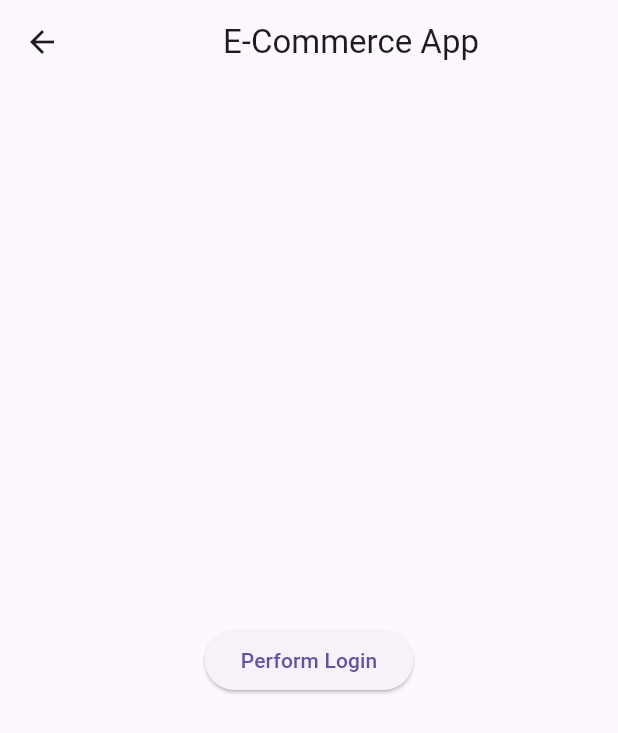
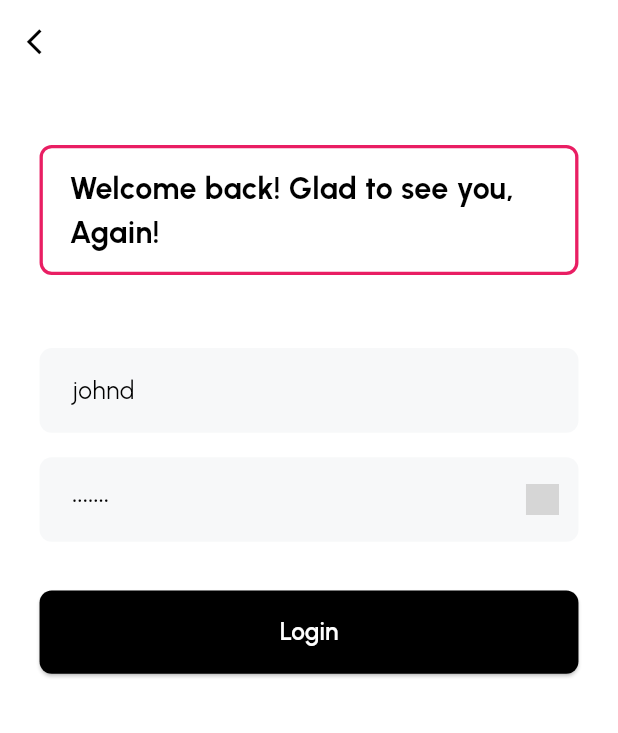
Before and after one commit to VitaliiKharlan/e-commerce-app, a Flutter app: the LoginScreen screen opened by its route, on a phone screen of 412 x 824 dp. Shown: the top 733 px of the screen. Run offline on Flutter 3.47's test engine with Material 3 defaults, Android fonts, the phone set to English and light mode, and no system bars; our stand-ins replace auto_route, dio, equatable, flutter_bloc, flutter_screenutil, flutter_svg and 4 more; generated files the repository leaves out were written again; grey boxes are pictures that could not be loaded.

Commit message:
add LoginScreen, navigation

```diff
--- a/lib/core/theme/app_svg_icons.dart
+++ b/lib/core/theme/app_svg_icons.dart
@@ -3,6 +3,16 @@ abstract class AppSvgIcons {
 
   static const _basePath = 'assets/svg_icons/';
 
-  /// images for WelcomeScreen
+  /// icons for WelcomeScreen
   static const branding = '${_basePath}branding.svg';
+  static const invisible = '${_basePath}invisible.svg';
+
+  /// icons for NavigationBar
+  static const bottomNavigationBarHome =
+      '${_basePath}bottom_navigation_bar_home.svg';
+  static const bottomNavigationBarWishlist =
+      '${_basePath}bottom_navigation_bar_wishlist.svg';
+  static const bottomNavigationBarCart =
+      '${_basePath}bottom_navigation_bar_cart.svg';
+
 }
--- a/lib/features/auth/view/login_screen.dart
+++ b/lib/features/auth/view/login_screen.dart
@@ -3,12 +3,17 @@ import 'package:e_commerce_app/features/auth/bloc/auth_bloc.dart';
 
 import 'package:flutter/material.dart';
 import 'package:flutter_bloc/flutter_bloc.dart';
+import 'package:flutter_screenutil/flutter_screenutil.dart';
 
-import '../../../core/di/locator.dart';
-import '../../../core/logger/i_logger_service.dart';
-import '../bloc/auth_event.dart';
+
+import '../../../core/router/router.dart';
 import '../bloc/auth_state.dart';
-import '../repository/i_auth_repository.dart';
+
+import '../widgets/login_button_widget.dart';
+import '../widgets/login_loading_overlay.dart';
+import '../widgets/login_password_field_widget.dart';
+import '../widgets/login_username_field_widget.dart';
+import '../widgets/login_welcome_header.dart';
 
 @RoutePage()
 class LoginScreen extends StatefulWidget {
@@ -25,6 +30,7 @@ class _LoginScreenState extends State<LoginScreen> {
   final TextEditingController passwordController = TextEditingController(
     text: 'm38rmF\$',
   );
+  bool _isPasswordVisible = false;
 
   @override
   void dispose() {
@@ -35,72 +41,73 @@ class _LoginScreenState extends State<LoginScreen> {
 
   @override
   Widget build(BuildContext context) {
-    return BlocProvider<AuthBloc>(
-      create: (_) => AuthBloc(sl<IAuthRepository>(), sl<ILoggerService>()),
-      child: Scaffold(
-        appBar: AppBar(title: Center(child: Text('E-Commerce App'))),
-        body: Center(
-          child: BlocBuilder<AuthBloc, AuthState>(
-            builder: (context, state) {
-              return state.when(
-                initial:
-                    () => ElevatedButton(
-                  onPressed: () {
-                    context.read<AuthBloc>().add(
-                      LoginRequestedEvent(
-                        usernameController.text,
-                        passwordController.text,
+    return Scaffold(
+      backgroundColor: Colors.white,
+      appBar: AppBar(
+        backgroundColor: Colors.white,
+        elevation: 0,
+        leading: IconButton(
+          icon: Icon(Icons.arrow_back_ios, color: Colors.black, size: 20.sp),
+          onPressed: () => context.router.pop(),
+        ),
+      ),
+      body: SafeArea(
+        child: Stack(
+          children: [
+            Padding(
+              padding: EdgeInsets.symmetric(horizontal: 24.w),
+              child: Column(
+                crossAxisAlignment: CrossAxisAlignment.start,
+                children: [
+                  SizedBox(height: 40.h),
+                  const LoginWelcomeHeaderWidget(),
+                  SizedBox(height: 48.h),
+                  LoginUsernameFieldWidget(controller: usernameController),
+                  SizedBox(height: 16.h),
+                  LoginPasswordFieldWidget(
+                    controller: passwordController,
+                    isPasswordVisible: _isPasswordVisible,
+                    onToggleVisibility:
+                        () => setState(
+                          () => _isPasswordVisible = !_isPasswordVisible,
+                        ),
+                  ),
+                  SizedBox(height: 32.h),
+                  LoginButtonWidget(
+                    usernameController: usernameController,
+                    passwordController: passwordController,
+                  ),
+                  const Spacer(),
+                ],
+              ),
+            ),
+            BlocConsumer<AuthBloc, AuthState>(
+              listener: (context, state) {
+                state.when(
+                  initial: () {},
+                  loading: () {},
+                  success:
+                      (token) {
+                        context.router.replace(const MainRoute());
+                      },
+                  failure:
+                      (error) => ScaffoldMessenger.of(context).showSnackBar(
+                        SnackBar(
+                          content: Text('❌ Error: $error'),
+                          backgroundColor: Colors.red,
+                        ),
                       ),
-                    );
-                  },
-                  child: const Text('Perform Login'),
-                ),
-                loading: () => const CircularProgressIndicator(),
-                success:
-                    (token) => Column(
-                  mainAxisSize: MainAxisSize.min,
-                  children: [
-                    const Text('Login Successful!'),
-                    Text('Token: $token'),
-                    const SizedBox(height: 20),
-                    ElevatedButton(
-                      onPressed: () {
-                        context.read<AuthBloc>().add(
-                          LoginRequestedEvent(
-                            usernameController.text,
-                            passwordController.text,
-                          ),
-                        );
-                      },
-                      child: const Text('Perform Login Again'),
-                    ),
-                  ],
-                ),
-                failure:
-                    (error) => Column(
-                  mainAxisSize: MainAxisSize.min,
-                  children: [
-                    ElevatedButton(
-                      onPressed: () {
-                        context.read<AuthBloc>().add(
-                          LoginRequestedEvent(
-                            usernameController.text,
-                            passwordController.text,
-                          ),
-                        );
-                      },
-                      child: const Text('Perform Login'),
-                    ),
-                    const SizedBox(height: 8),
-                    Text(
-                      'Error: $error',
-                      style: const TextStyle(color: Colors.red),
-                    ),
-                  ],
-                ),
-              );
-            },
-          ),
+                );
+              },
+              builder:
+                  (context, state) => state.when(
+                    initial: () => const SizedBox.shrink(),
+                    loading: () => const LoginLoadingOverlay(),
+                    success: (_) => const SizedBox.shrink(),
+                    failure: (_) => const SizedBox.shrink(),
+                  ),
+            ),
+          ],
         ),
       ),
     );
--- /dev/null
+++ b/lib/features/auth/widgets/login_button_widget.dart
@@ -0,0 +1,53 @@
+
+import 'package:flutter/material.dart';
+import 'package:flutter_bloc/flutter_bloc.dart';
+import 'package:flutter_screenutil/flutter_screenutil.dart';
+import 'package:google_fonts/google_fonts.dart';
+
+
+import '../bloc/auth_bloc.dart';
+import '../bloc/auth_event.dart';
+
+class LoginButtonWidget extends StatelessWidget {
+  final TextEditingController usernameController;
+  final TextEditingController passwordController;
+
+  const LoginButtonWidget({
+    super.key,
+    required this.usernameController,
+    required this.passwordController,
+  });
+
+  @override
+  Widget build(BuildContext context) {
+    return SizedBox(
+      width: double.infinity,
+      child: ElevatedButton(
+        style: ElevatedButton.styleFrom(
+          backgroundColor: Colors.black,
+          shape: RoundedRectangleBorder(
+            borderRadius: BorderRadius.circular(8.r),
+          ),
+          padding: EdgeInsets.symmetric(vertical: 16.h),
+        ),
+        onPressed: () {
+          context.read<AuthBloc>().add(
+            LoginRequestedEvent(
+              usernameController.text,
+              passwordController.text,
+            ),
+          );
+          // context.router.replace(const MainRoute());
+        },
+        child: Text(
+          'Login',
+          style: GoogleFonts.urbanist(
+            fontSize: 16.sp,
+            fontWeight: FontWeight.w600,
+            color: Colors.white,
+          ),
+        ),
+      ),
+    );
+  }
+}
--- /dev/null
+++ b/lib/features/auth/widgets/login_password_field_widget.dart
@@ -0,0 +1,60 @@
+import 'package:e_commerce_app/core/theme/app_svg_icons.dart';
+import 'package:flutter/material.dart';
+import 'package:flutter_screenutil/flutter_screenutil.dart';
+import 'package:flutter_svg/flutter_svg.dart';
+import 'package:google_fonts/google_fonts.dart';
+
+class LoginPasswordFieldWidget extends StatelessWidget {
+  final TextEditingController controller;
+  final bool isPasswordVisible;
+  final VoidCallback onToggleVisibility;
+
+  const LoginPasswordFieldWidget({
+    super.key,
+    required this.controller,
+    required this.isPasswordVisible,
+    required this.onToggleVisibility,
+  });
+
+  @override
+  Widget build(BuildContext context) {
+    return TextFormField(
+      controller: controller,
+      obscureText: !isPasswordVisible,
+      style: GoogleFonts.urbanist(fontSize: 16.sp, color: Colors.black),
+      decoration: InputDecoration(
+        hintText: controller.text.isEmpty ? 'Enter your password' : null,
+        hintStyle: GoogleFonts.urbanist(
+          fontSize: 16.sp,
+          color: Colors.grey[500],
+        ),
+        filled: true,
+        fillColor: const Color(0xFFF7F8F9),
+        border: OutlineInputBorder(
+          borderRadius: BorderRadius.circular(8.r),
+          borderSide: BorderSide.none,
+        ),
+        contentPadding: EdgeInsets.symmetric(horizontal: 16.w, vertical: 16.h),
+        suffixIcon: IconButton(
+          icon:
+              isPasswordVisible
+                  ? Icon(
+                    Icons.visibility_off,
+                    color: Colors.grey[500],
+                    size: 20.sp,
+                  )
+                  : SvgPicture.asset(
+                    AppSvgIcons.invisible,
+                    colorFilter: ColorFilter.mode(
+                      Colors.grey[500]!,
+                      BlendMode.srcIn,
+                    ),
+                    width: 20.w,
+                    height: 20.h,
+                  ),
+          onPressed: onToggleVisibility,
+        ),
+      ),
+    );
+  }
+}
--- /dev/null
+++ b/lib/features/auth/widgets/login_username_field_widget.dart
@@ -0,0 +1,37 @@
+import 'package:flutter/material.dart';
+import 'package:flutter_screenutil/flutter_screenutil.dart';
+import 'package:google_fonts/google_fonts.dart';
+
+class LoginUsernameFieldWidget extends StatelessWidget {
+  final TextEditingController controller;
+
+  const LoginUsernameFieldWidget({super.key, required this.controller});
+
+  @override
+  Widget build(BuildContext context) {
+    return TextFormField(
+      controller: controller,
+      style: GoogleFonts.urbanist(
+        fontSize: 16.sp,
+        color: Colors.black,
+      ),
+      decoration: InputDecoration(
+        hintText: 'Enter your username',
+        hintStyle: GoogleFonts.urbanist(
+          fontSize: 16.sp,
+          color: Colors.grey[500],
+        ),
+        filled: true,
+        fillColor: const Color(0xFFF7F8F9),
+        border: OutlineInputBorder(
+          borderRadius: BorderRadius.circular(8.r),
+          borderSide: BorderSide.none,
+        ),
+        contentPadding: EdgeInsets.symmetric(
+          horizontal: 16.w,
+          vertical: 16.h,
+        ),
+      ),
+    );
+  }
+}
--- /dev/null
+++ b/lib/features/auth/widgets/login_welcome_header.dart
@@ -0,0 +1,26 @@
+import 'package:flutter/material.dart';
+import 'package:flutter_screenutil/flutter_screenutil.dart';
+import 'package:google_fonts/google_fonts.dart';
+
+class LoginWelcomeHeaderWidget extends StatelessWidget {
+  const LoginWelcomeHeaderWidget({super.key});
+
+  @override
+  Widget build(BuildContext context) {
+    return Container(
+      padding: EdgeInsets.symmetric(horizontal: 16.w, vertical: 12.h),
+      decoration: BoxDecoration(
+        border: Border.all(color: const Color(0xFFE91E63), width: 2.w),
+        borderRadius: BorderRadius.circular(8.r),
+      ),
+      child: Text(
+        'Welcome back! Glad to see you, Again!',
+        style: GoogleFonts.urbanist(
+          fontSize: 20.sp,
+          fontWeight: FontWeight.w700,
+          color: Colors.black,
+        ),
+      ),
+    );
+  }
+}
--- a/lib/main.dart
+++ b/lib/main.dart
@@ -1,12 +1,13 @@
 import 'package:flutter/material.dart';
 
 import 'core/di/locator.dart';
+import 'core/theme/app_svg_icons.dart';
 import 'e_commerce_app.dart';
 
 void main() async {
   WidgetsFlutterBinding.ensureInitialized();
 
   await setupLocator();
-
+  print('Checking asset: ${AppSvgIcons.bottomNavigationBarHome}');
   runApp(ECommerceApp());
 }
--- a/pubspec.yaml
+++ b/pubspec.yaml
@@ -25,6 +25,7 @@ dependencies:
   logger: ^2.5.0
   shared_preferences: ^2.5.3
   flutter_screenutil: ^5.9.3
+  animations: ^2.0.11
 
 dev_dependencies:
   flutter_test:
```
Also changed, not shown: lib/core/constants/bottom_navigation_constants.dart (added, +10 -0 lines), lib/core/router/router.dart (+14 -5 lines), lib/core/theme/app_icons.dart (+7 -2 lines), lib/e_commerce_app.dart (+9 -2 lines), lib/features/auth/widgets/login_loading_overlay.dart (added, +15 -0 lines), lib/features/cart/view/cart_screen.dart (added, +15 -0 lines), lib/features/home/view/home_screen.dart (added, +15 -0 lines), lib/features/main/view/main_screen.dart (added, +54 -0 lines), lib/features/main/widgets/custom_bottom_navigation_bar.dart (added, +36 -0 lines), lib/features/main/widgets/custom_bottom_navigation_bar_item.dart (added, +41 -0 lines), lib/features/wishlist/view/wishlist_screen.dart (added, +15 -0 lines), lib/core/router/router.gr.dart, pubspec.lock.
